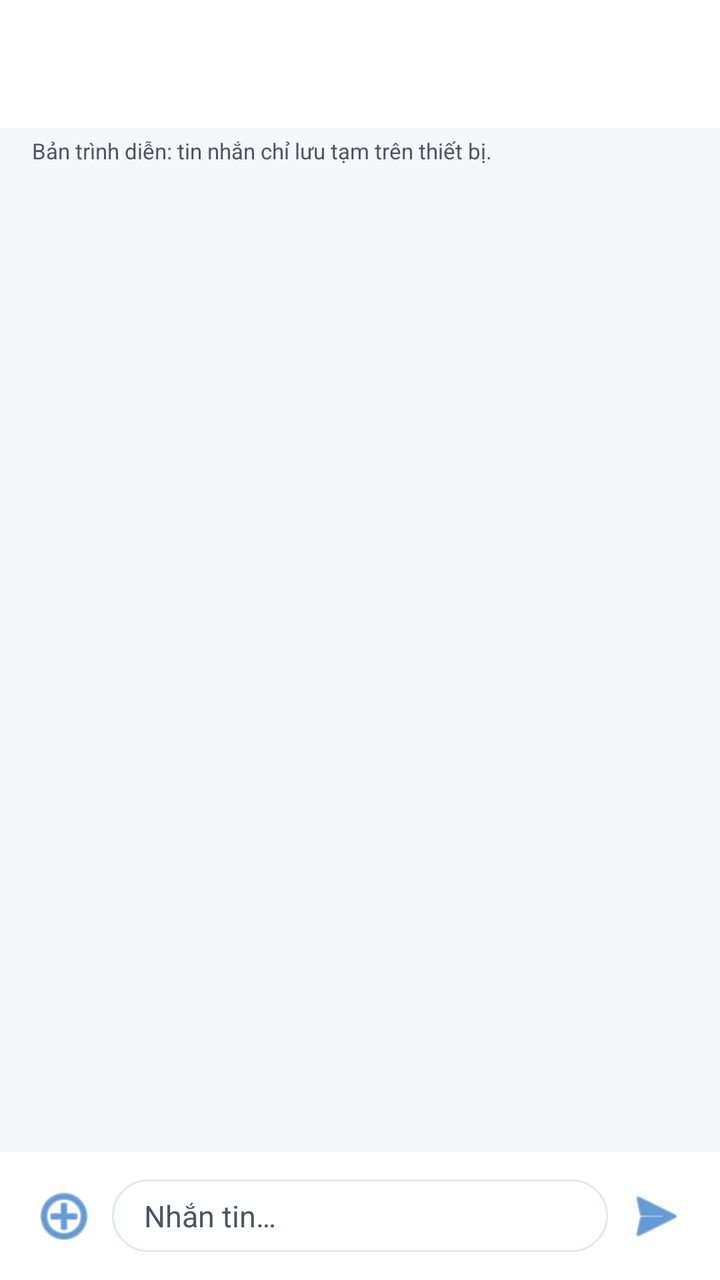
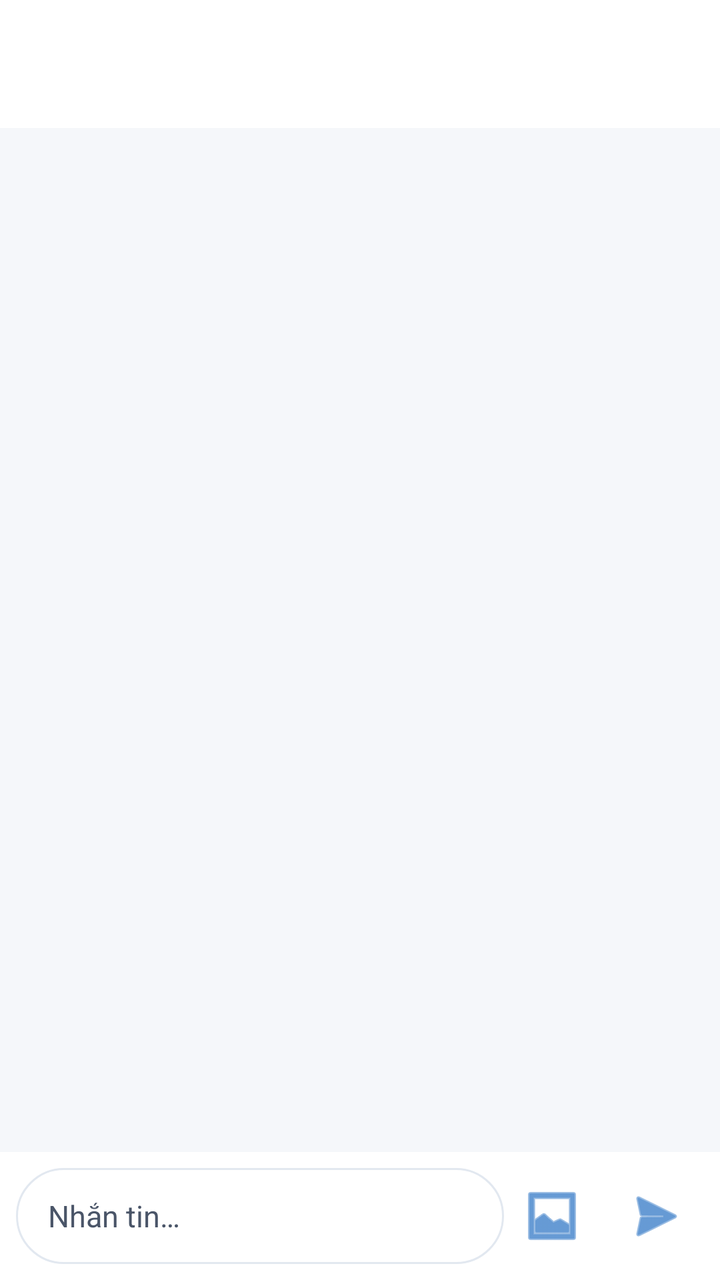

Compare the two renders of this Android layout. The source of the first and the diff that turns it into the second are given below.
<!-- AndroidManifest.xml: application theme Theme.UTEChat -->
<!-- res/layout/activity_chat.xml -->
<?xml version="1.0" encoding="utf-8"?>
<LinearLayout xmlns:android="http://schemas.android.com/apk/res/android" xmlns:app="http://schemas.android.com/apk/res-auto" android:layout_width="match_parent" android:layout_height="match_parent" android:orientation="vertical" android:background="@color/utechat_background">
    <com.google.android.material.appbar.MaterialToolbar android:id="@+id/toolbar" android:layout_width="match_parent" android:layout_height="wrap_content" android:background="@color/utechat_surface" app:navigationContentDescription="@string/cd_back" app:titleTextColor="@color/utechat_on_surface" />
    <TextView android:layout_width="match_parent" android:layout_height="wrap_content" android:paddingHorizontal="@dimen/list_item_padding_h" android:paddingVertical="@dimen/space_xs" android:text="@string/mock_message_notice" android:textColor="@color/utechat_on_surface_variant" android:textSize="@dimen/text_xs" />
    <androidx.recyclerview.widget.RecyclerView android:id="@+id/rv_messages" android:layout_width="match_parent" android:layout_height="0dp" android:layout_weight="1" android:clipToPadding="false" android:paddingVertical="@dimen/space_sm" />
    <LinearLayout android:layout_width="match_parent" android:layout_height="wrap_content" android:gravity="center_vertical" android:orientation="horizontal" android:padding="@dimen/input_bar_padding" android:background="@color/utechat_surface">
        <ImageButton android:id="@+id/btn_attach" android:layout_width="@dimen/touch_target_min" android:layout_height="@dimen/touch_target_min" android:background="?attr/selectableItemBackgroundBorderless" android:contentDescription="@string/cd_attach_file" android:src="@android:drawable/ic_menu_add" android:tint="@color/utechat_primary" />
        <EditText android:id="@+id/et_message" android:layout_width="0dp" android:layout_height="wrap_content" android:layout_weight="1" android:background="@drawable/bg_input_bar" android:hint="@string/hint_message" android:imeOptions="actionSend" android:inputType="textCapSentences|textMultiLine" android:maxLines="4" android:paddingHorizontal="@dimen/space_md" android:paddingVertical="@dimen/space_sm" android:textColor="@color/utechat_on_surface" android:textColorHint="@color/utechat_on_surface_variant" android:textSize="@dimen/text_md" />
        <ImageButton android:id="@+id/btn_send" android:layout_width="@dimen/touch_target_min" android:layout_height="@dimen/touch_target_min" android:background="?attr/selectableItemBackgroundBorderless" android:contentDescription="@string/cd_send_message" android:src="@android:drawable/ic_menu_send" android:tint="@color/utechat_primary" />
    </LinearLayout>
</LinearLayout>
<!-- resources referenced by this layout -->
<resources>
  <color name="utechat_background">#FFF5F7FA</color>
  <color name="utechat_on_surface">#FF1A1A2E</color>
  <color name="utechat_on_surface_variant">#FF4A5568</color>
  <color name="utechat_primary">#FF0057B8</color>
  <color name="utechat_surface">#FFFFFFFF</color>
  <dimen name="input_bar_padding">8dp</dimen>
  <dimen name="list_item_padding_h">16dp</dimen>
  <dimen name="space_md">16dp</dimen>
  <dimen name="space_sm">8dp</dimen>
  <dimen name="space_xs">4dp</dimen>
  <dimen name="text_md">15sp</dimen>
  <dimen name="text_xs">11sp</dimen>
  <dimen name="touch_target_min">48dp</dimen>
  <!-- drawable bg_input_bar (drawable) -->
  <?xml version="1.0" encoding="utf-8"?>
  <shape xmlns:android="http://schemas.android.com/apk/res/android"
      android:shape="rectangle">
      <solid android:color="@color/utechat_surface" />
      <stroke
          android:width="1dp"
          android:color="@color/utechat_divider" />
      <corners android:radius="24dp" />
  </shape>
  <string name="cd_attach_file">Đính kèm tệp</string>
  <string name="cd_back">Quay lại</string>
  <string name="cd_send_message">Gửi tin nhắn</string>
  <string name="hint_message">Nhắn tin…</string>
  <string name="mock_message_notice">Bản trình diễn: tin nhắn chỉ lưu tạm trên thiết bị.</string>
  <style name="Theme.UTEChat" parent="Base.Theme.UTEChat" />
  <color name="utechat_divider">#FFE2E8F0</color>
  <style name="Base.Theme.UTEChat" parent="Theme.Material3.DayNight.NoActionBar">
          
          <item name="colorPrimary">@color/utechat_primary</item>
          <item name="colorPrimaryDark">@color/utechat_primary_dark</item>
          <item name="colorPrimaryVariant">@color/utechat_primary_dark</item>
          <item name="colorOnPrimary">@color/utechat_on_primary</item>
  
          
          <item name="colorSecondary">@color/utechat_secondary</item>
          <item name="colorOnSecondary">@color/utechat_on_secondary</item>
  
          
          <item name="android:colorBackground">@color/utechat_background</item>
          <item name="colorSurface">@color/utechat_surface</item>
          <item name="colorOnSurface">@color/utechat_on_surface</item>
          <item name="colorSurfaceVariant">@color/utechat_surface_variant</item>
          <item name="colorOnSurfaceVariant">@color/utechat_on_surface_variant</item>
  
          
          <item name="colorError">@color/utechat_error</item>
      </style>
  <color name="utechat_primary_dark">#FF003F87</color>
  <color name="utechat_on_primary">#FFFFFFFF</color>
  <color name="utechat_secondary">#FF00B4D8</color>
  <color name="utechat_on_secondary">#FFFFFFFF</color>
  <color name="utechat_surface_variant">#FFE8EDF5</color>
  <color name="utechat_error">#FFDC2626</color>
</resources>

<!-- the commit's change to res/layout/activity_chat.xml (unified diff, before → after) -->
@@ -1,11 +1,198 @@
 <?xml version="1.0" encoding="utf-8"?>
-<LinearLayout xmlns:android="http://schemas.android.com/apk/res/android" xmlns:app="http://schemas.android.com/apk/res-auto" android:layout_width="match_parent" android:layout_height="match_parent" android:orientation="vertical" android:background="@color/utechat_background">
-    <com.google.android.material.appbar.MaterialToolbar android:id="@+id/toolbar" android:layout_width="match_parent" android:layout_height="wrap_content" android:background="@color/utechat_surface" app:navigationContentDescription="@string/cd_back" app:titleTextColor="@color/utechat_on_surface" />
-    <TextView android:layout_width="match_parent" android:layout_height="wrap_content" android:paddingHorizontal="@dimen/list_item_padding_h" android:paddingVertical="@dimen/space_xs" android:text="@string/mock_message_notice" android:textColor="@color/utechat_on_surface_variant" android:textSize="@dimen/text_xs" />
-    <androidx.recyclerview.widget.RecyclerView android:id="@+id/rv_messages" android:layout_width="match_parent" android:layout_height="0dp" android:layout_weight="1" android:clipToPadding="false" android:paddingVertical="@dimen/space_sm" />
-    <LinearLayout android:layout_width="match_parent" android:layout_height="wrap_content" android:gravity="center_vertical" android:orientation="horizontal" android:padding="@dimen/input_bar_padding" android:background="@color/utechat_surface">
-        <ImageButton android:id="@+id/btn_attach" android:layout_width="@dimen/touch_target_min" android:layout_height="@dimen/touch_target_min" android:background="?attr/selectableItemBackgroundBorderless" android:contentDescription="@string/cd_attach_file" android:src="@android:drawable/ic_menu_add" android:tint="@color/utechat_primary" />
-        <EditText android:id="@+id/et_message" android:layout_width="0dp" android:layout_height="wrap_content" android:layout_weight="1" android:background="@drawable/bg_input_bar" android:hint="@string/hint_message" android:imeOptions="actionSend" android:inputType="textCapSentences|textMultiLine" android:maxLines="4" android:paddingHorizontal="@dimen/space_md" android:paddingVertical="@dimen/space_sm" android:textColor="@color/utechat_on_surface" android:textColorHint="@color/utechat_on_surface_variant" android:textSize="@dimen/text_md" />
-        <ImageButton android:id="@+id/btn_send" android:layout_width="@dimen/touch_target_min" android:layout_height="@dimen/touch_target_min" android:background="?attr/selectableItemBackgroundBorderless" android:contentDescription="@string/cd_send_message" android:src="@android:drawable/ic_menu_send" android:tint="@color/utechat_primary" />
+<LinearLayout xmlns:android="http://schemas.android.com/apk/res/android"
+    xmlns:app="http://schemas.android.com/apk/res-auto"
+    android:layout_width="match_parent"
+    android:layout_height="match_parent"
+    android:background="@color/utechat_background"
+    android:orientation="vertical"
+    android:fitsSystemWindows="true">
+
+    <com.google.android.material.appbar.MaterialToolbar
+        android:id="@+id/toolbar"
+        android:layout_width="match_parent"
+        android:layout_height="wrap_content"
+        android:background="@color/utechat_surface"
+        app:navigationContentDescription="@string/cd_back"
+        app:titleTextColor="@color/utechat_on_surface" />
+
+    <TextView
+        android:id="@+id/tv_chat_source"
+        android:layout_width="match_parent"
+        android:layout_height="wrap_content"
+        android:background="@color/utechat_surface_variant"
+        android:paddingHorizontal="@dimen/list_item_padding_h"
+        android:paddingVertical="@dimen/space_sm"
+        android:text="@string/mock_message_notice"
+        android:textColor="@color/utechat_on_surface"
+        android:textSize="@dimen/text_sm"
+        android:visibility="gone" />
+
+    <LinearLayout
+        android:id="@+id/tv_chat_send_error"
+        android:layout_width="match_parent"
+        android:layout_height="wrap_content"
+        android:background="@color/utechat_surface"
+        android:gravity="center_vertical"
+        android:orientation="horizontal"
+        android:paddingStart="@dimen/list_item_padding_h"
+        android:paddingEnd="@dimen/space_xs"
+        android:visibility="gone">
+
+        <TextView
+            android:id="@+id/tv_chat_send_error_message"
+            android:layout_width="0dp"
+            android:layout_height="wrap_content"
+            android:layout_weight="1"
+            android:paddingVertical="@dimen/space_xs"
+            android:textColor="@color/utechat_error"
+            android:textSize="@dimen/text_sm" />
+
+        <com.google.android.material.button.MaterialButton
+            android:id="@+id/btn_retry_stream"
+            android:layout_width="wrap_content"
+            android:layout_height="@dimen/touch_target_min"
+            android:minWidth="@dimen/touch_target_min"
+            android:text="@string/btn_retry"
+            android:textSize="@dimen/text_xs" />
+    </LinearLayout>
+
+    <FrameLayout
+        android:layout_width="match_parent"
+        android:layout_height="0dp"
+        android:layout_weight="1">
+
+        <androidx.recyclerview.widget.RecyclerView
+            android:id="@+id/rv_messages"
+            android:layout_width="match_parent"
+            android:layout_height="match_parent"
+            android:clipToPadding="false"
+            android:paddingTop="@dimen/space_sm"
+            android:paddingBottom="@dimen/space_sm"
+            android:scrollbars="vertical"
+            android:visibility="gone" />
+
+        <ProgressBar
+            android:id="@+id/progress_chat"
+            android:layout_width="wrap_content"
+            android:layout_height="wrap_content"
+            android:layout_gravity="center"
+            android:contentDescription="@string/chat_loading"
+            android:visibility="gone" />
+
+        <LinearLayout
+            android:id="@+id/chat_error_state"
+            android:layout_width="match_parent"
+            android:layout_height="match_parent"
+            android:gravity="center"
+            android:orientation="vertical"
+            android:padding="@dimen/space_xl"
+            android:visibility="gone">
+
+            <TextView
+                android:layout_width="wrap_content"
+                android:layout_height="wrap_content"
+                android:text="@string/chat_error_title"
+                android:textColor="@color/utechat_on_surface"
+                android:textSize="@dimen/text_lg"
+                android:textStyle="bold" />
+
+            <TextView
+                android:id="@+id/tv_chat_error"
+                android:layout_width="wrap_content"
+                android:layout_height="wrap_content"
+                android:layout_marginTop="@dimen/space_sm"
+                android:gravity="center"
+                android:text="@string/chat_load_error"
+                android:textColor="@color/utechat_on_surface_variant"
+                android:textSize="@dimen/text_md" />
+
+            <com.google.android.material.button.MaterialButton
+                android:id="@+id/btn_retry_chat"
+                android:layout_width="wrap_content"
+                android:layout_height="@dimen/touch_target_min"
+                android:layout_marginTop="@dimen/space_md"
+                android:text="@string/btn_retry" />
+        </LinearLayout>
+
+        <LinearLayout
+            android:id="@+id/empty_chat_state"
+            android:layout_width="match_parent"
+            android:layout_height="match_parent"
+            android:gravity="center"
+            android:orientation="vertical"
+            android:padding="@dimen/space_xl"
+            android:visibility="gone">
+
+            <TextView
+                android:layout_width="wrap_content"
+                android:layout_height="wrap_content"
+                android:text="@string/empty_chat_title"
+                android:textColor="@color/utechat_on_surface"
+                android:textSize="@dimen/text_lg"
+                android:textStyle="bold" />
+
+            <TextView
+                android:layout_width="wrap_content"
+                android:layout_height="wrap_content"
+                android:layout_marginTop="@dimen/space_sm"
+                android:gravity="center"
+                android:text="@string/empty_chat_message"
+                android:textColor="@color/utechat_on_surface_variant"
+                android:textSize="@dimen/text_md" />
+        </LinearLayout>
+
+        <ProgressBar
+            android:id="@+id/progress_history"
+            style="?android:attr/progressBarStyleHorizontal"
+            android:layout_width="match_parent"
+            android:layout_height="wrap_content"
+            android:layout_gravity="top"
+            android:indeterminate="true"
+            android:visibility="gone" />
+    </FrameLayout>
+
+    <LinearLayout
+        android:layout_width="match_parent"
+        android:layout_height="wrap_content"
+        android:background="@color/utechat_surface"
+        android:gravity="center_vertical"
+        android:orientation="horizontal"
+        android:padding="@dimen/input_bar_padding">
+
+        <EditText
+            android:id="@+id/et_message"
+            android:layout_width="0dp"
+            android:layout_height="wrap_content"
+            android:layout_weight="1"
+            android:background="@drawable/bg_input_bar"
+            android:hint="@string/hint_message"
+            android:imeOptions="actionSend"
+            android:inputType="textCapSentences|textMultiLine"
+            android:maxLines="4"
+            android:minHeight="@dimen/touch_target_min"
+            android:paddingHorizontal="@dimen/space_md"
+            android:paddingVertical="@dimen/space_sm"
+            android:textColor="@color/utechat_on_surface"
+            android:textColorHint="@color/utechat_on_surface_variant"
+            android:textSize="@dimen/text_md" />
+
+        <ImageButton
+            android:id="@+id/btn_attach_image"
+            android:layout_width="@dimen/touch_target_min"
+            android:layout_height="@dimen/touch_target_min"
+            android:background="?attr/selectableItemBackgroundBorderless"
+            android:contentDescription="@string/cd_attach_image"
+            android:src="@android:drawable/ic_menu_gallery"
+            android:tint="@color/utechat_primary" />
+
+        <ImageButton
+            android:id="@+id/btn_send"
+            android:layout_width="@dimen/touch_target_min"
+            android:layout_height="@dimen/touch_target_min"
+            android:layout_marginStart="@dimen/space_xs"
+            android:background="?attr/selectableItemBackgroundBorderless"
+            android:contentDescription="@string/cd_send_message"
+            android:src="@android:drawable/ic_menu_send"
+            android:tint="@color/utechat_primary" />
     </LinearLayout>
 </LinearLayout>
<!-- resource entries referenced after the edit -->
@@ -9,8 +9,11 @@
   <dimen name="list_item_padding_h">16dp</dimen>
   <dimen name="space_md">16dp</dimen>
   <dimen name="space_sm">8dp</dimen>
+  <dimen name="space_xl">32dp</dimen>
   <dimen name="space_xs">4dp</dimen>
+  <dimen name="text_lg">17sp</dimen>
   <dimen name="text_md">15sp</dimen>
+  <dimen name="text_sm">13sp</dimen>
   <dimen name="text_xs">11sp</dimen>
   <dimen name="touch_target_min">48dp</dimen>
   <!-- drawable bg_input_bar (drawable) -->
@@ -23,9 +26,15 @@
           android:color="@color/utechat_divider" />
       <corners android:radius="24dp" />
   </shape>
-  <string name="cd_attach_file">Đính kèm tệp</string>
+  <string name="btn_retry">Thử lại</string>
+  <string name="cd_attach_image">Chọn ảnh để gửi</string>
   <string name="cd_back">Quay lại</string>
   <string name="cd_send_message">Gửi tin nhắn</string>
+  <string name="chat_error_title">Không tải được cuộc trò chuyện</string>
+  <string name="chat_load_error">Kiểm tra mạng và quyền truy cập rồi thử lại.</string>
+  <string name="chat_loading">Đang tải tin nhắn</string>
+  <string name="empty_chat_message">Hãy gửi lời chào để bắt đầu cuộc trò chuyện.</string>
+  <string name="empty_chat_title">Chưa có tin nhắn</string>
   <string name="hint_message">Nhắn tin…</string>
   <string name="mock_message_notice">Bản trình diễn: tin nhắn chỉ lưu tạm trên thiết bị.</string>
   <style name="Theme.UTEChat" parent="Base.Theme.UTEChat" />
